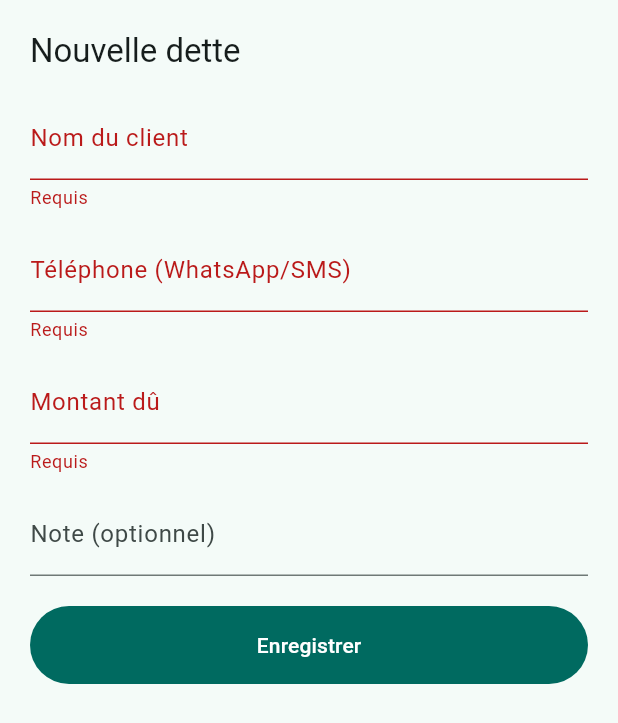
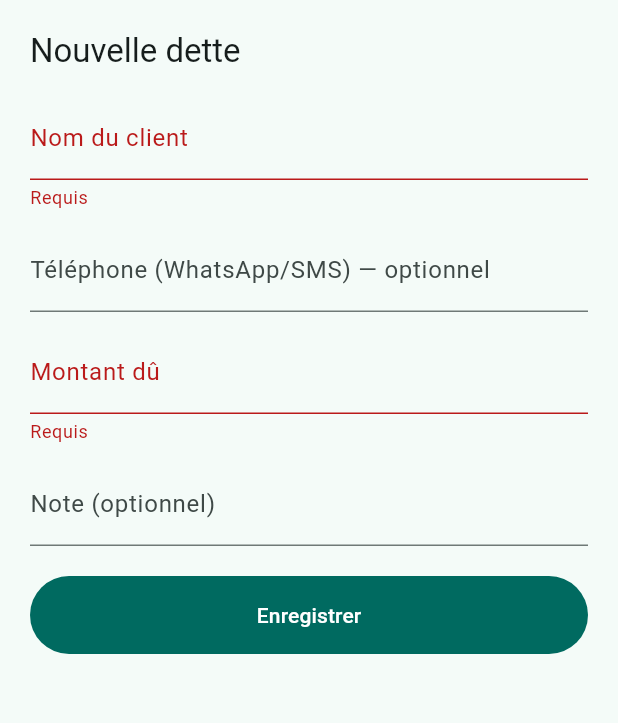
Before and after one commit to Monson-md/DjassaGo, a Flutter app: the DetteFormSheet widget shown alone on an empty page, opened directly, after a tap on "Enregistrer", on a phone screen of 412 x 824 dp. Shown: the top 723 px of the screen. Run offline on Flutter 3.47's test engine with Material 3 defaults, Android fonts, the phone set to English and light mode, and no system bars; our stand-ins replace country_picker, hive, hive_flutter, share_plus; missing offline and left inert: file_selector; accounts and stored records are empty.

Commit message:
fix : dette non rechargee apres vente a credit, telephone optionnel, nom client dans le journal
Co-Authored-By: Claude Sonnet 5 <noreply@anthropic.com>

```diff
--- a/lib/providers/dette_provider.dart
+++ b/lib/providers/dette_provider.dart
@@ -54,6 +54,9 @@ class DetteProvider extends ChangeNotifier {
     charger();
   }
 
+  Dette? trouverParTransactionId(String transactionId) =>
+      _service.trouverParTransactionId(transactionId);
+
   String genererMessageRelance(Dette dette) =>
       _service.genererMessageRelance(dette);
 
--- a/lib/screens/caisse/mettre_en_dette_sheet.dart
+++ b/lib/screens/caisse/mettre_en_dette_sheet.dart
@@ -118,11 +118,9 @@ class _MettreEnDetteSheetState extends State<MettreEnDetteSheet> {
                 controller: _telephoneController,
                 keyboardType: TextInputType.phone,
                 decoration: const InputDecoration(
-                  labelText: 'Téléphone (WhatsApp/SMS)',
+                  labelText: 'Téléphone (WhatsApp/SMS) — optionnel',
                   hintText: 'ex: +2250700000000',
                 ),
-                validator: (v) =>
-                    (v == null || v.trim().isEmpty) ? 'Requis' : null,
               ),
               const SizedBox(height: 20),
               FilledButton(
--- a/lib/screens/caisse/panier_bottom_sheet.dart
+++ b/lib/screens/caisse/panier_bottom_sheet.dart
@@ -5,6 +5,7 @@ import '../../models/mode_paiement.dart';
 import '../../models/transaction.dart' as model;
 import '../../providers/caisse_provider.dart';
 import '../../providers/currency_provider.dart';
+import '../../providers/dette_provider.dart';
 import '../../providers/produit_provider.dart';
 import '../../utils/money.dart';
 import '../../widgets/boutons_caisse.dart';
@@ -53,6 +54,7 @@ class _PanierBottomSheetState extends State<PanierBottomSheet> {
     );
     if (transaction == null || !mounted) return;
     context.read<ProduitProvider>().charger();
+    context.read<DetteProvider>().charger();
     Navigator.of(context).pop(true);
     _afficherRecu(transaction);
   }
--- a/lib/screens/dettes/dette_form_sheet.dart
+++ b/lib/screens/dettes/dette_form_sheet.dart
@@ -76,11 +76,9 @@ class _DetteFormSheetState extends State<DetteFormSheet> {
                 controller: _telephoneController,
                 keyboardType: TextInputType.phone,
                 decoration: const InputDecoration(
-                  labelText: 'Téléphone (WhatsApp/SMS)',
+                  labelText: 'Téléphone (WhatsApp/SMS) — optionnel',
                   hintText: 'ex: +2250700000000',
                 ),
-                validator: (v) =>
-                    (v == null || v.trim().isEmpty) ? 'Requis' : null,
               ),
               const SizedBox(height: 12),
               TextFormField(
```
Also changed, not shown: lib/screens/caisse/journal_ventes_screen.dart (+11 -1 lines), lib/screens/dettes/dette_detail_sheet.dart (+10 -2 lines), 1 other file.
